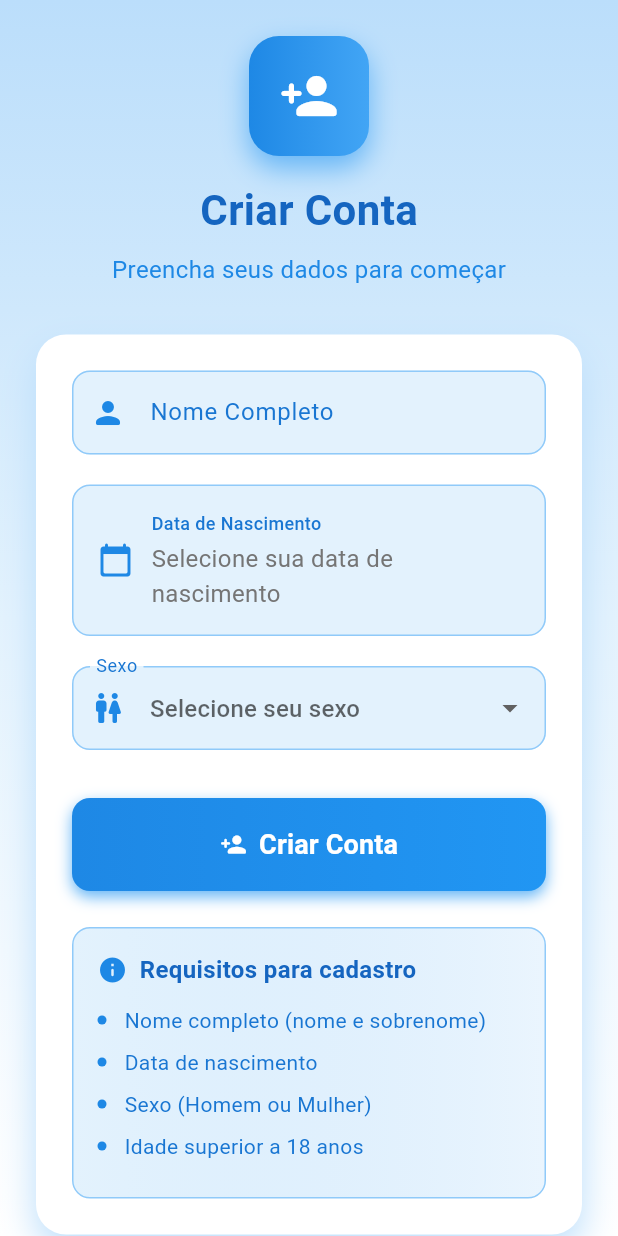
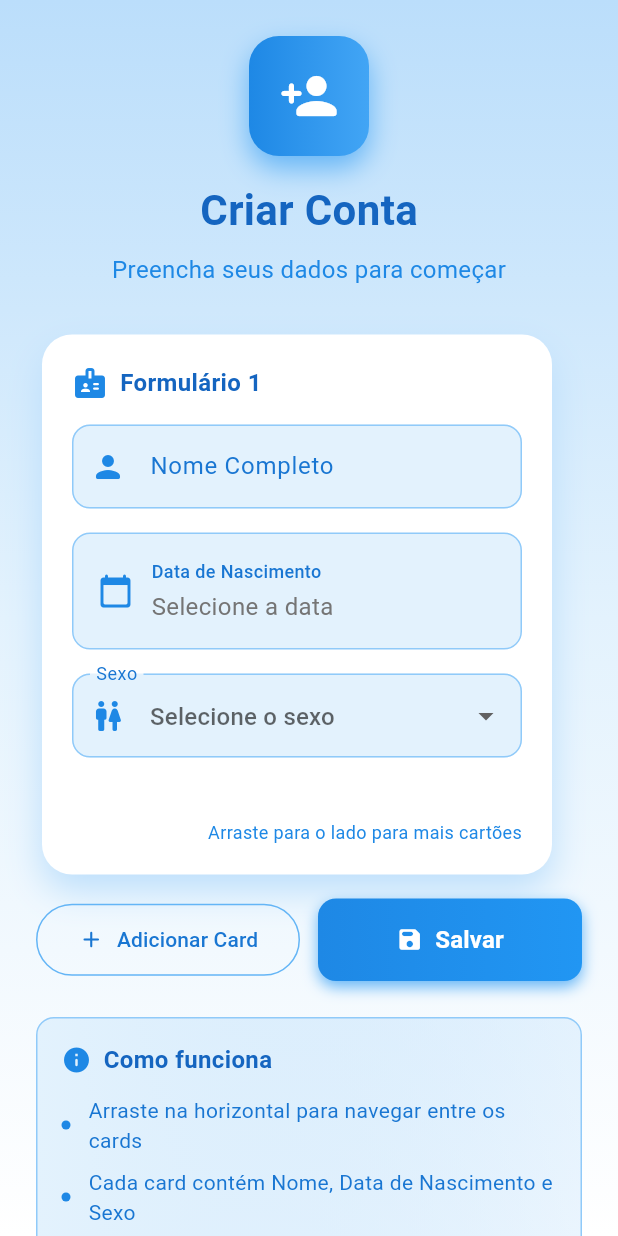
Before and after one commit to Joao-Vitor-Marques-Braga/projetoflutter, a Flutter app: the screen it shows after launch, on a phone screen of 412 x 824 dp. Run offline on Flutter 3.47's test engine with Material 3 defaults, Android fonts, the phone set to English and light mode, and no system bars.

Commit message:
formularios em cards de carrossel

```diff
--- a/lib/main.dart
+++ b/lib/main.dart
@@ -68,24 +68,23 @@ class FormularioCadastro extends StatefulWidget {
 }
 
 class _FormularioCadastroState extends State<FormularioCadastro> {
-  final _formKey = GlobalKey<FormState>();
-  final _nomeController = TextEditingController();
-  DateTime? _dataNascimento;
-  String? _sexo;
+  final List<_PessoaFormData> _pessoas = [_PessoaFormData()];
 
-  int _calcularIdade(DateTime dataNascimento) {
-    final hoje = DateTime.now();
-    int idade = hoje.year - dataNascimento.year;
-
-    if (hoje.month < dataNascimento.month ||
-        (hoje.month == dataNascimento.month && hoje.day < dataNascimento.day)) {
-      idade--;
+  void _adicionarCard() {
+    setState(() {
+      _pessoas.add(_PessoaFormData());
+    });
   }
 
-    return idade;
+  void _removerCard(int index) {
+    if (_pessoas.length == 1) return;
+    setState(() {
+      _pessoas[index].dispose();
+      _pessoas.removeAt(index);
+    });
   }
 
-  Future<void> _selecionarData() async {
+  Future<void> _selecionarDataPara(int index) async {
     final DateTime? dataEscolhida = await showDatePicker(
       context: context,
       initialDate: DateTime.now().subtract(const Duration(days: 365 * 20)),
@@ -98,48 +97,43 @@ class _FormularioCadastroState extends State<FormularioCadastro> {
 
     if (dataEscolhida != null) {
       setState(() {
-        _dataNascimento = dataEscolhida;
+        _pessoas[index].dataNascimento = dataEscolhida;
       });
     }
   }
 
-  void _enviarFormulario() {
-    if (_formKey.currentState!.validate()) {
-      if (_dataNascimento == null) {
+  void _enviarTodos() {
+    for (int i = 0; i < _pessoas.length; i++) {
+      final pessoa = _pessoas[i];
+      final valido = pessoa.formKey.currentState?.validate() ?? false;
+      if (!valido) {
+        _mostrarSnackBar('Verifique os campos do card ${i + 1}', Colors.red);
+        return;
+      }
+      if (pessoa.dataNascimento == null) {
         _mostrarSnackBar(
-          'Por favor, selecione sua data de nascimento',
+          'Selecione a data de nascimento no card ${i + 1}',
           Colors.red,
         );
         return;
       }
-
-      if (_sexo == null) {
-        _mostrarSnackBar('Por favor, selecione seu sexo', Colors.red);
+      if (pessoa.sexo == null) {
+        _mostrarSnackBar('Selecione o sexo no card ${i + 1}', Colors.red);
         return;
-      }
-
-      // Verificar se é maior de 18 anos
-      final idade = _calcularIdade(_dataNascimento!);
-      if (idade < 18) {
-        _mostrarSnackBar(
-          'Você deve ter mais de 18 anos para se cadastrar',
-          Colors.red,
-        );
-        return;
-      }
-
-      // Se chegou aqui, o cadastro é válido
-      _mostrarSnackBar('Cadastro realizado com sucesso!', Colors.green);
-
-      // Aqui você pode adicionar a lógica para salvar os dados
-      print('Nome: ${_nomeController.text}');
-      print('Data de Nascimento: ${_dataNascimento.toString()}');
-      print('Sexo: $_sexo');
-      print('Idade: $idade anos');
       }
     }
 
-  // Função para mostrar mensagens
+    _mostrarSnackBar('Dados salvos com sucesso!', Colors.green);
+
+    for (int i = 0; i < _pessoas.length; i++) {
+      final p = _pessoas[i];
+      debugPrint('Card ${i + 1}');
+      debugPrint('  Nome: ${p.nomeController.text}');
+      debugPrint('  Data de Nascimento: ${p.dataNascimento}');
+      debugPrint('  Sexo: ${p.sexo}');
+    }
+  }
+
   void _mostrarSnackBar(String mensagem, Color cor) {
     ScaffoldMessenger.of(context).showSnackBar(
       SnackBar(
@@ -152,7 +146,9 @@ class _FormularioCadastroState extends State<FormularioCadastro> {
 
   @override
   void dispose() {
-    _nomeController.dispose();
+    for (final pessoa in _pessoas) {
+      pessoa.dispose();
+    }
     super.dispose();
   }
 
@@ -223,7 +219,18 @@ class _FormularioCadastroState extends State<FormularioCadastro> {
                   ),
                 ),
 
-                // Card do formulário
+                // Carrossel de cards (micro-formulários)
+                SizedBox(
+                  height: 360,
+                  child: ListView.separated(
+                    scrollDirection: Axis.horizontal,
+                    padding: const EdgeInsets.symmetric(horizontal: 4),
+                    itemBuilder: (context, index) {
+                      final pessoa = _pessoas[index];
+                      return SizedBox(
+                        width: 340,
+                        child: Stack(
+                          children: [
                             Container(
                               decoration: BoxDecoration(
                                 color: Colors.white,
@@ -236,46 +243,70 @@ class _FormularioCadastroState extends State<FormularioCadastro> {
                                   ),
                                 ],
                               ),
-                  padding: const EdgeInsets.all(24),
+                              padding: const EdgeInsets.all(20),
                               child: Form(
-                    key: _formKey,
+                                key: pessoa.formKey,
                                 child: Column(
-                      crossAxisAlignment: CrossAxisAlignment.stretch,
+                                  crossAxisAlignment:
+                                      CrossAxisAlignment.stretch,
                                   children: [
-                        // Campo Nome Completo
+                                    Row(
+                                      children: [
+                                        Icon(
+                                          Icons.badge_rounded,
+                                          color: Colors.blue.shade600,
+                                        ),
+                                        const SizedBox(width: 8),
+                                        Text(
+                                          'Formulário ${index + 1}',
+                                          style: TextStyle(
+                                            fontWeight: FontWeight.bold,
+                                            color: Colors.blue.shade800,
+                                            fontSize: 16,
+                                          ),
+                                        ),
+                                      ],
+                                    ),
+                                    const SizedBox(height: 16),
+
                                     TextFormField(
-                          controller: _nomeController,
+                                      controller: pessoa.nomeController,
                                       decoration: InputDecoration(
                                         labelText: 'Nome Completo',
                                         prefixIcon: Icon(
                                           Icons.person_rounded,
                                           color: Colors.blue.shade600,
                                         ),
-                            hintText: 'Digite seu nome completo',
+                                        hintText: 'Digite o nome completo',
                                       ),
                                       validator: (value) {
-                            if (value == null || value.trim().isEmpty) {
-                              return 'Por favor, digite seu nome completo';
+                                        if (value == null ||
+                                            value.trim().isEmpty) {
+                                          return 'Por favor, digite o nome completo';
                                         }
-                            if (value.trim().split(' ').length < 2) {
-                              return 'Por favor, digite seu nome completo (nome e sobrenome)';
+                                        if (value.trim().split(' ').length <
+                                            2) {
+                                          return 'Digite nome e sobrenome';
                                         }
                                         return null;
                                       },
                                     ),
 
-                        const SizedBox(height: 20),
+                                    const SizedBox(height: 16),
 
-                        // Campo Data de Nascimento
                                     InkWell(
-                          onTap: _selecionarData,
+                                      onTap: () => _selecionarDataPara(index),
                                       borderRadius: BorderRadius.circular(12),
                                       child: Container(
                                         padding: const EdgeInsets.all(16),
                                         decoration: BoxDecoration(
                                           color: Colors.blue.shade50,
-                              borderRadius: BorderRadius.circular(12),
-                              border: Border.all(color: Colors.blue.shade200),
+                                          borderRadius: BorderRadius.circular(
+                                            12,
+                                          ),
+                                          border: Border.all(
+                                            color: Colors.blue.shade200,
+                                          ),
                                         ),
                                         child: Row(
                                           children: [
@@ -292,24 +323,33 @@ class _FormularioCadastroState extends State<FormularioCadastro> {
                                                   Text(
                                                     'Data de Nascimento',
                                                     style: TextStyle(
-                                          color: Colors.blue.shade700,
+                                                      color:
+                                                          Colors.blue.shade700,
                                                       fontSize: 12,
-                                          fontWeight: FontWeight.w500,
+                                                      fontWeight:
+                                                          FontWeight.w500,
                                                     ),
                                                   ),
                                                   const SizedBox(height: 4),
                                                   Text(
-                                        _dataNascimento == null
-                                            ? 'Selecione sua data de nascimento'
-                                            : '${_dataNascimento!.day.toString().padLeft(2, '0')}/'
-                                                  '${_dataNascimento!.month.toString().padLeft(2, '0')}/'
-                                                  '${_dataNascimento!.year}',
+                                                    pessoa.dataNascimento ==
+                                                            null
+                                                        ? 'Selecione a data'
+                                                        : '${pessoa.dataNascimento!.day.toString().padLeft(2, '0')}/'
+                                                              '${pessoa.dataNascimento!.month.toString().padLeft(2, '0')}/'
+                                                              '${pessoa.dataNascimento!.year}',
                                                     style: TextStyle(
-                                          color: _dataNascimento == null
+                                                      color:
+                                                          pessoa.dataNascimento ==
+                                                              null
                                                           ? Colors.grey.shade600
-                                              : Colors.blue.shade800,
+                                                          : Colors
+                                                                .blue
+                                                                .shade800,
                                                       fontSize: 16,
-                                          fontWeight: _dataNascimento == null
+                                                      fontWeight:
+                                                          pessoa.dataNascimento ==
+                                                              null
                                                           ? FontWeight.normal
                                                           : FontWeight.w500,
                                                     ),
@@ -322,18 +362,17 @@ class _FormularioCadastroState extends State<FormularioCadastro> {
                                       ),
                                     ),
 
-                        const SizedBox(height: 20),
+                                    const SizedBox(height: 16),
 
-                        // Campo Sexo
                                     DropdownButtonFormField<String>(
-                          value: _sexo,
+                                      value: pessoa.sexo,
                                       decoration: InputDecoration(
                                         labelText: 'Sexo',
                                         prefixIcon: Icon(
                                           Icons.wc_rounded,
                                           color: Colors.blue.shade600,
                                         ),
-                            hintText: 'Selecione seu sexo',
+                                        hintText: 'Selecione o sexo',
                                       ),
                                       items: const [
                                         DropdownMenuItem(
@@ -347,21 +386,82 @@ class _FormularioCadastroState extends State<FormularioCadastro> {
                                       ],
                                       onChanged: (value) {
                                         setState(() {
-                              _sexo = value;
+                                          pessoa.sexo = value;
                                         });
                                       },
                                       validator: (value) {
                                         if (value == null || value.isEmpty) {
-                              return 'Por favor, selecione seu sexo';
+                                          return 'Selecione o sexo';
                                         }
                                         return null;
                                       },
                                     ),
 
-                        const SizedBox(height: 32),
+                                    const Spacer(),
 
-                        // Botão de Cadastrar
-                        Container(
+                                    Align(
+                                      alignment: Alignment.bottomRight,
+                                      child: Text(
+                                        'Arraste para o lado para mais cartões',
+                                        style: TextStyle(
+                                          color: Colors.blue.shade600,
+                                          fontSize: 12,
+                                        ),
+                                      ),
+                                    ),
+                                  ],
+                                ),
+                              ),
+                            ),
+                            if (_pessoas.length > 1)
+                              Positioned(
+                                right: 8,
+                                top: 8,
+                                child: Material(
+                                  color: Colors.red.shade50,
+                                  shape: const CircleBorder(),
+                                  child: InkWell(
+                                    customBorder: const CircleBorder(),
+                                    onTap: () => _removerCard(index),
+                                    child: Padding(
+                                      padding: const EdgeInsets.all(8.0),
+                                      child: Icon(
+                                        Icons.close_rounded,
+                                        color: Colors.red.shade400,
+                                      ),
+                                    ),
+                                  ),
+                                ),
+                              ),
+                          ],
+                        ),
+                      );
+                    },
+                    separatorBuilder: (_, __) => const SizedBox(width: 16),
+                    itemCount: _pessoas.length,
+                  ),
+                ),
+
+                const SizedBox(height: 16),
+
+                // Ações
+                Row(
+                  children: [
+                    Expanded(
+                      child: OutlinedButton.icon(
+                        onPressed: _adicionarCard,
+                        icon: const Icon(Icons.add_rounded),
+                        label: const Text('Adicionar Card'),
+                        style: OutlinedButton.styleFrom(
+                          padding: const EdgeInsets.symmetric(vertical: 14),
+                          side: BorderSide(color: Colors.blue.shade300),
+                          foregroundColor: Colors.blue.shade700,
+                        ),
+                      ),
+                    ),
+                    const SizedBox(width: 12),
+                    Expanded(
+                      child: Container(
                         decoration: BoxDecoration(
                           borderRadius: BorderRadius.circular(12),
                           gradient: LinearGradient(
@@ -378,40 +478,37 @@ class _FormularioCadastroState extends State<FormularioCadastro> {
                             ),
                           ],
                         ),
-                          child: ElevatedButton(
-                            onPressed: _enviarFormulario,
+                        child: ElevatedButton.icon(
+                          onPressed: _enviarTodos,
+                          icon: const Icon(
+                            Icons.save_rounded,
+                            color: Colors.white,
+                          ),
+                          label: const Text(
+                            'Salvar',
+                            style: TextStyle(
+                              fontSize: 16,
+                              fontWeight: FontWeight.bold,
+                              color: Colors.white,
+                            ),
+                          ),
                           style: ElevatedButton.styleFrom(
                             backgroundColor: Colors.transparent,
                             shadowColor: Colors.transparent,
-                              padding: const EdgeInsets.symmetric(vertical: 18),
+                            padding: const EdgeInsets.symmetric(vertical: 16),
                             shape: RoundedRectangleBorder(
                               borderRadius: BorderRadius.circular(12),
                             ),
                           ),
-                            child: Row(
-                              mainAxisAlignment: MainAxisAlignment.center,
-                              children: [
-                                const Icon(
-                                  Icons.person_add_rounded,
-                                  color: Colors.white,
                         ),
-                                const SizedBox(width: 8),
-                                const Text(
-                                  'Criar Conta',
-                                  style: TextStyle(
-                                    fontSize: 18,
-                                    fontWeight: FontWeight.bold,
-                                    color: Colors.white,
                       ),
                     ),
                   ],
                 ),
-                          ),
-                        ),
 
                 const SizedBox(height: 24),
 
-                        // Informações sobre validação
+                // Informações
                 Container(
                   padding: const EdgeInsets.all(16),
                   decoration: BoxDecoration(
@@ -436,7 +533,7 @@ class _FormularioCadastroState extends State<FormularioCadastro> {
                           ),
                           const SizedBox(width: 8),
                           Text(
-                                    'Requisitos para cadastro',
+                            'Como funciona',
                             style: TextStyle(
                               fontWeight: FontWeight.bold,
                               color: Colors.blue.shade800,
@@ -447,16 +544,15 @@ class _FormularioCadastroState extends State<FormularioCadastro> {
                       ),
                       const SizedBox(height: 12),
                       _buildRequirement(
-                                'Nome completo (nome e sobrenome)',
+                        'Arraste na horizontal para navegar entre os cards',
                       ),
-                              _buildRequirement('Data de nascimento'),
-                              _buildRequirement('Sexo (Homem ou Mulher)'),
-                              _buildRequirement('Idade superior a 18 anos'),
-                            ],
+                      _buildRequirement(
+                        'Cada card contém Nome, Data de Nascimento e Sexo',
                       ),
+                      _buildRequirement(
+                        'Use o botão Adicionar para criar novos cards',
                       ),
                     ],
-                    ),
                   ),
                 ),
               ],
@@ -492,3 +588,14 @@ class _FormularioCadastroState extends State<FormularioCadastro> {
     );
   }
 }
+
+class _PessoaFormData {
+  final GlobalKey<FormState> formKey = GlobalKey<FormState>();
+  final TextEditingController nomeController = TextEditingController();
+  DateTime? dataNascimento;
+  String? sexo;
+
+  void dispose() {
+    nomeController.dispose();
+  }
+}
```
Lines whose indentation alone changed are shown as unchanged.
